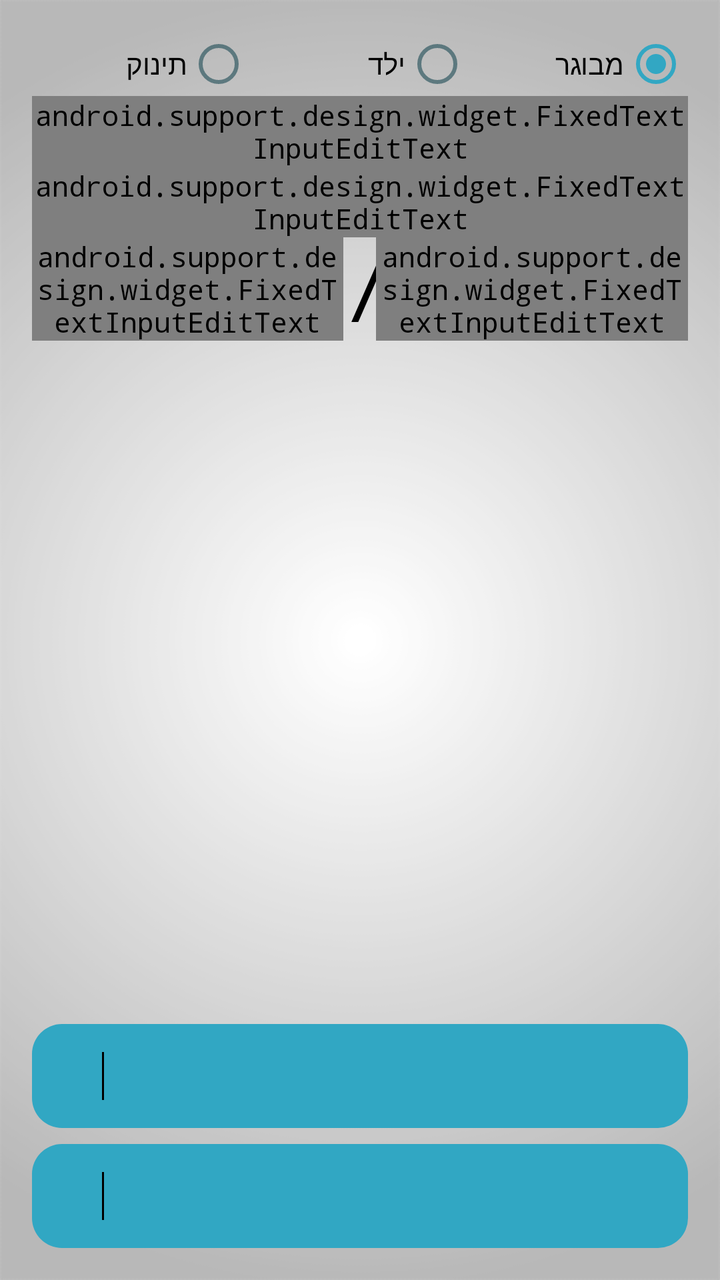
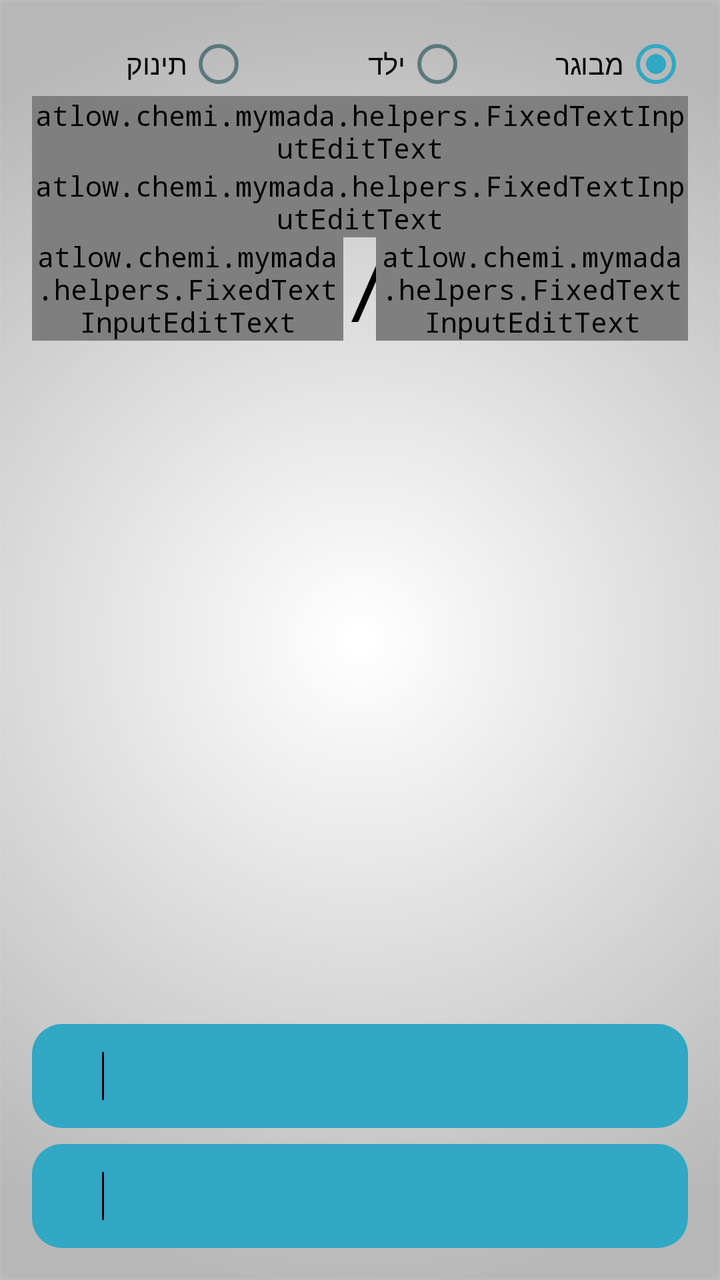

Two renders of the same Android screen: before a commit and after it. Below are the layout's source before the change and the commit's diff.
<!-- AndroidManifest.xml: application theme AppTheme -->
<!-- res/layout/activity_vital.xml -->
<?xml version="1.0" encoding="utf-8"?>
<RelativeLayout
    xmlns:android="http://schemas.android.com/apk/res/android"
    xmlns:app="http://schemas.android.com/apk/res-auto"
    android:layout_width="match_parent"
    android:layout_height="match_parent"
    android:layoutDirection="ltr"
    android:padding="@dimen/activity_horizontal_margin">
    <ScrollView
        android:layout_width="match_parent"
        android:layout_height="match_parent"
        android:layout_above="@+id/VitalInfBG"
        android:layout_marginBottom="8dp">
    <LinearLayout android:layout_width="match_parent"
        android:layout_height="wrap_content"
        android:orientation="vertical">
        <RadioGroup
            android:layout_width="match_parent"
            android:layout_height="wrap_content"
            android:orientation="horizontal"
            android:layoutDirection="rtl"
            android:checkedButton="@+id/old"
            android:id="@+id/radioAge">
            <RadioButton
                android:layout_height="wrap_content"
                android:layout_width="0dp"
                android:layout_weight="1"
                android:text="@string/radio_old"
                android:id="@+id/old"/>
            <RadioButton
                android:layout_height="wrap_content"
                android:layout_width="0dp"
                android:layout_weight="1"
                android:text="@string/radio_kid"
                android:id="@+id/kid"/>
            <RadioButton
                android:layout_height="wrap_content"
                android:layout_width="0dp"
                android:layout_weight="1"
                android:text="@string/radio_baby"
                android:id="@+id/baby"/>
        </RadioGroup>
        <com.google.android.material.textfield.TextInputLayout
            android:layout_width="match_parent"
            android:layout_height="wrap_content"
            android:id="@+id/pulsaTIL">
            <android.support.design.widget.FixedTextInputEditText
                android:layout_width="match_parent"
                android:layout_height="wrap_content"
                android:hint="@string/fullPulse"
                android:id="@+id/pulsa"
                android:maxLength="3"
                android:inputType="number"/>
        </com.google.android.material.textfield.TextInputLayout>
        <com.google.android.material.textfield.TextInputLayout
            android:layout_width="match_parent"
            android:layout_height="wrap_content"
            android:id="@+id/breathingTIL">
            <android.support.design.widget.FixedTextInputEditText
                android:layout_width="match_parent"
                android:layout_height="wrap_content"
                android:hint="@string/breathing"
                android:maxLength="3"
                android:id="@+id/breathing"
                android:nextFocusRight="@+id/systolic"
                android:nextFocusDown="@+id/systolic"
                android:inputType="number"/>
        </com.google.android.material.textfield.TextInputLayout>
        <LinearLayout
            android:layout_width="match_parent"
            android:layout_height="wrap_content"
            android:orientation="horizontal">
            <com.google.android.material.textfield.TextInputLayout
                android:layout_width="0dp"
                android:layout_height="wrap_content"
                android:layout_weight="0.95"
                android:id="@+id/systolicTIL">
                <android.support.design.widget.FixedTextInputEditText
                    android:layout_width="match_parent"
                    android:layout_height="wrap_content"
                    android:hint="@string/systolic"
                    android:nextFocusRight="@+id/diastolic"
                    android:nextFocusDown="@+id/diastolic"
                    android:maxLength="3"
                    android:inputType="number"
                    android:id="@+id/systolic"/>
            </com.google.android.material.textfield.TextInputLayout>
            <TextView
                android:layout_width="0dp"
                android:layout_height="match_parent"
                android:layout_weight="0.1"
                android:text="/"
                android:textSize="40sp"/>
            <com.google.android.material.textfield.TextInputLayout
                android:layout_width="0dp"
                android:layout_height="wrap_content"
                android:layout_weight="0.95"
                android:id="@+id/diastolicTIL">

                <android.support.design.widget.FixedTextInputEditText
                    android:layout_width="match_parent"
                    android:layout_height="wrap_content"
                    android:hint="@string/diastolic"
                    android:maxLength="3"
                    android:inputType="number"
                    android:imeOptions="actionDone"
                    android:id="@+id/diastolic" />
            </com.google.android.material.textfield.TextInputLayout>
        </LinearLayout>
        <TextView
            android:layout_width="match_parent"
            android:layout_height="match_parent"
            android:id="@+id/vitalsResult"
            android:textSize="19sp"/>
    </LinearLayout>
    </ScrollView>
    <LinearLayout
        android:layout_width="match_parent"
        android:layout_height="wrap_content"
        android:id="@+id/VitalInfBG"
        android:background="@drawable/btns_new"
        android:drawablePadding="16dp"
        android:paddingStart="7dp"
        android:padding="14dp"
        android:layout_marginBottom="8dp"
        android:gravity="center_horizontal|top"
        android:layout_above="@+id/VitalMsgBG">
        <ImageView
            android:layout_width="24dp"
            android:layout_height="24dp"
            android:layout_marginStart="2dp"
            android:layout_marginEnd="2dp"
            android:tint="@color/Black"
            app:srcCompat="@drawable/ic_info"/>
        <View
            android:layout_width="1dp"
            android:layout_height="match_parent"
            android:background="@color/Black"
            android:layout_marginEnd="10dp" />
        <TextView
            android:layout_width="match_parent"
            android:layout_height="wrap_content"
            android:id="@+id/VitalInf"
            android:textSize="16sp"/>
    </LinearLayout>
    <LinearLayout
        android:layout_width="match_parent"
        android:layout_height="wrap_content"
        android:id="@+id/VitalMsgBG"
        android:background="@drawable/btns_new"
        android:drawablePadding="16dp"
        android:paddingStart="7dp"
        android:padding="14dp"
        android:gravity="center_horizontal|top"
        android:layout_alignParentBottom="true">
        <ImageView
            android:layout_width="24dp"
            android:layout_height="24dp"
            android:layout_marginStart="2dp"
            android:layout_marginEnd="2dp"
            android:tint="@color/Black"
            app:srcCompat="@drawable/ic_info"/>
        <View
            android:layout_width="1dp"
            android:layout_height="match_parent"
            android:background="@color/Black"
            android:layout_marginEnd="10dp" />
        <TextView
            android:layout_width="match_parent"
            android:layout_height="wrap_content"
            android:id="@+id/VitalMsg"
            android:textSize="16sp"/>
    </LinearLayout>
</RelativeLayout>
<!-- resources referenced by this layout -->
<resources>
  <color name="Black">#000000</color>
  <dimen name="activity_horizontal_margin">16dp</dimen>
  <!-- drawable btns_new (drawable) -->
  <?xml version="1.0" encoding="utf-8"?>
  <shape xmlns:android="http://schemas.android.com/apk/res/android"
      android:shape="rectangle">
      <corners android:radius="15dp" />
      <solid android:color="@color/ColorNice" />
      <padding
          android:right="0dp"
          android:left="0dp"
          android:bottom="0dp"
          android:top="0dp" />
      <stroke
          android:width="0dp"
          android:color="#1e869f" />
  </shape>
  <!-- drawable ic_info (drawable) -->
  <vector xmlns:android="http://schemas.android.com/apk/res/android"
          android:width="24dp"
          android:height="24dp"
          android:viewportWidth="24.0"
          android:viewportHeight="24.0">
      <path
          android:fillColor="#FFFF"
          android:pathData="M12,2C6.48,2 2,6.48 2,12s4.48,10 10,10 10,-4.48 10,-10S17.52,2 12,2zM13,17h-2v-6h2v6zM13,9h-2L11,7h2v2z"/>
  </vector>
  <string name="breathing">נשימות בדקה</string>
  <string name="diastolic">דיאסטולי</string>
  <string name="fullPulse">דופק בדקה</string>
  <string name="radio_baby">תינוק</string>
  <string name="radio_kid">ילד</string>
  <string name="radio_old">מבוגר</string>
  <string name="systolic">סיסטולי</string>
  <style name="AppTheme" parent="Theme.AppCompat.Light">
          
          <item name="android:textColor">@color/Black</item>
          <item name="colorPrimary">@color/ColorPrimary</item>
          <item name="colorPrimaryDark">@color/ColorPrimaryDark</item>
          <item name="android:textColorHintInverse">@color/ColorBlue</item>
          <item name="actionBarTheme">@style/ThemeOverlay.AppCompat.Dark.ActionBar</item>
          <item name="buttonStyle">@style/FButton</item>
          <item name="android:buttonStyle">@style/FButton</item>
          <item name="colorAccent">@color/materialGrey300</item>
          
          <item name="android:actionMenuTextColor">@color/Black</item>
          <item name="android:itemBackground">@color/materialGrey300</item>
          <item name="android:textColorSecondary">@color/ColorRedDark</item>
          <item name="android:windowBackground">@drawable/ic_bgg</item>
          <item name="android:typeface">monospace</item>
  
          <item name="android:textColorHint">@color/ColorAqua</item>
          <item name="colorControlNormal">@color/ColorBlue</item>
          <item name="colorControlActivated">@color/ColorAqua</item>
          
          <item name="colorControlHighlight">@android:color/transparent</item>
      </style>
  <color name="ColorNice">#31a7c3</color>
  <color name="ColorPrimary">#10133b</color>
  <color name="ColorPrimaryDark">#1a1d4b</color>
  <color name="ColorBlue">#98194853</color>
  <style name="FButton" parent="Theme.AppCompat.Light">
          <item name="colorControlHighlight">@color/ColorBlue</item>
          <item name="android:textColor">@color/ColorAqua</item>
          <item name="android:textSize">20sp</item>
      </style>
  <color name="materialGrey300">#ffe0e0e0</color>
  <color name="ColorRedDark">#6b0000</color>
  <!-- drawable ic_bgg: png bitmap (drawable, 33899 bytes) -->
  <color name="ColorAqua">#32a7c3</color>
</resources>

<!-- the commit's change to res/layout/activity_vital.xml (unified diff, before → after) -->
@@ -44,7 +44,7 @@
             android:layout_width="match_parent"
             android:layout_height="wrap_content"
             android:id="@+id/pulsaTIL">
-            <android.support.design.widget.FixedTextInputEditText
+            <atlow.chemi.mymada.helpers.FixedTextInputEditText
                 android:layout_width="match_parent"
                 android:layout_height="wrap_content"
                 android:hint="@string/fullPulse"
@@ -56,7 +56,7 @@
             android:layout_width="match_parent"
             android:layout_height="wrap_content"
             android:id="@+id/breathingTIL">
-            <android.support.design.widget.FixedTextInputEditText
+            <atlow.chemi.mymada.helpers.FixedTextInputEditText
                 android:layout_width="match_parent"
                 android:layout_height="wrap_content"
                 android:hint="@string/breathing"
@@ -75,7 +75,7 @@
                 android:layout_height="wrap_content"
                 android:layout_weight="0.95"
                 android:id="@+id/systolicTIL">
-                <android.support.design.widget.FixedTextInputEditText
+                <atlow.chemi.mymada.helpers.FixedTextInputEditText
                     android:layout_width="match_parent"
                     android:layout_height="wrap_content"
                     android:hint="@string/systolic"
@@ -97,7 +97,7 @@
                 android:layout_weight="0.95"
                 android:id="@+id/diastolicTIL">
 
-                <android.support.design.widget.FixedTextInputEditText
+                <atlow.chemi.mymada.helpers.FixedTextInputEditText
                     android:layout_width="match_parent"
                     android:layout_height="wrap_content"
                     android:hint="@string/diastolic"
